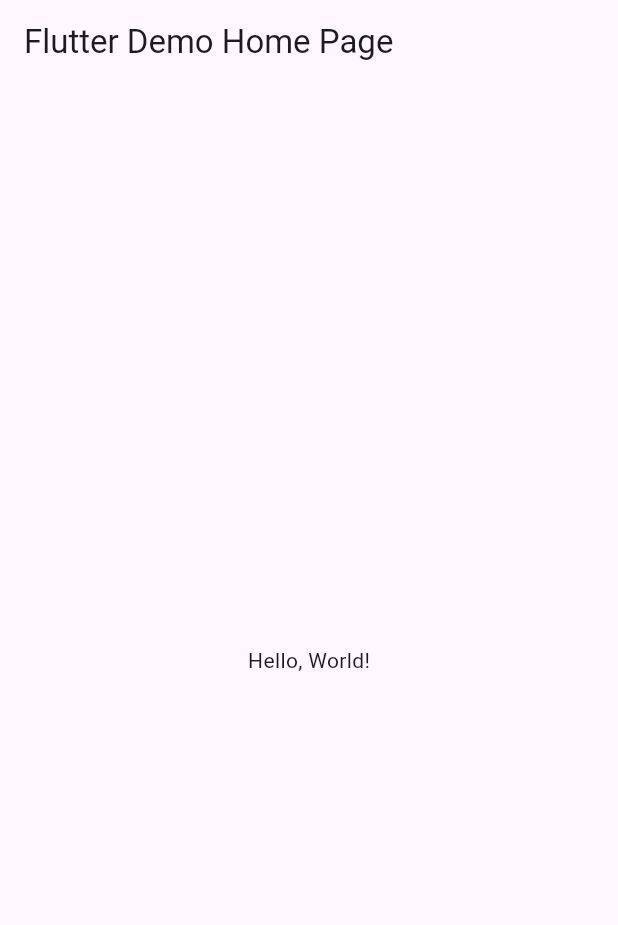
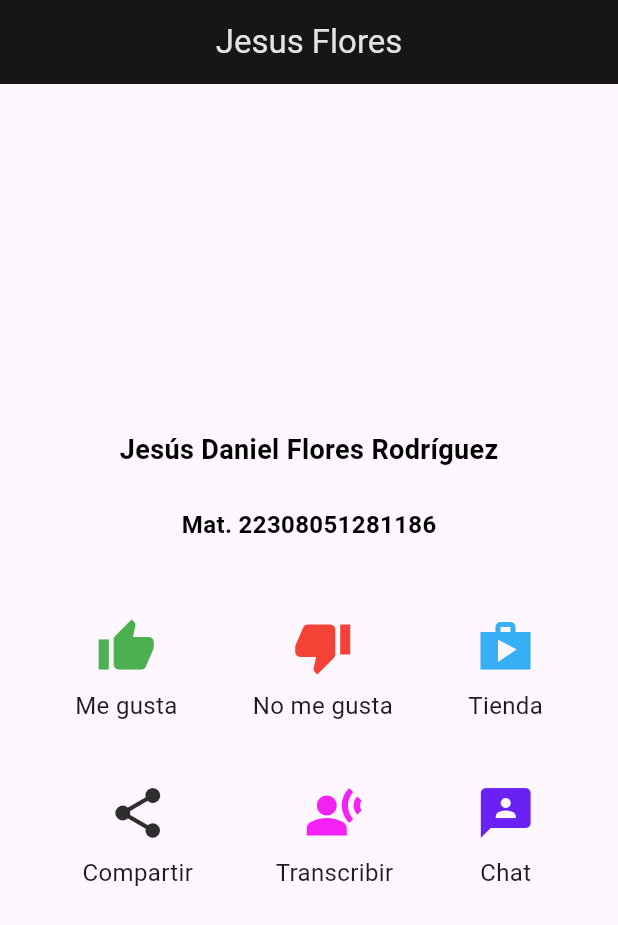
Before and after one commit to floresstd/p9_v2_Iconos, a Flutter app: the screen it shows after launch, on a phone screen of 412 x 824 dp. Shown: the top 925 px of the screen. Run offline on Flutter 3.47's test engine with Material 3 defaults, Android fonts, the phone set to English and light mode, and no system bars.

```diff
--- a/lib/main.dart
+++ b/lib/main.dart
@@ -1,43 +1,131 @@
 import 'package:flutter/material.dart';
 
-void main() => runApp(MyApp());
+void main() => runApp(MisIconosApp());
 
-class MyApp extends StatelessWidget {
-  const MyApp({super.key});
-  // This widget is the root of your application.
+class MisIconosApp extends StatelessWidget {
+  const MisIconosApp({Key? key}) : super(key: key);
+
   @override
   Widget build(BuildContext context) {
     return MaterialApp(
-      // Application name
-      title: 'Flutter Hello World',
-      // Application theme data, you can set the colors for the application as
-      // you want
-      theme: ThemeData(
-        // useMaterial3: false,
-        primarySwatch: Colors.blue,
-      ),
-      // A widget which will be started on application startup
-      home: MyHomePage(title: 'Flutter Demo Home Page'),
-    );
-  }
-}
-
-class MyHomePage extends StatelessWidget {
-  final String title;
-  const MyHomePage({super.key, required this.title});
-
-  @override
-  Widget build(BuildContext context) {
-    return Scaffold(
-      appBar: AppBar(
-        // The title text which will be shown on the action bar
-        title: Text(title),
-      ),
-      body: Center(
-        child: Text(
-          'Hello, World!',
+      debugShowCheckedModeBanner: false,
+      home: Scaffold(
+        appBar: AppBar(
+          title: const Text("Jesus Flores"),
+          titleTextStyle:
+              const TextStyle(color: Color(0xffe3e3e3), fontSize: 22),
+          centerTitle: true,
+          backgroundColor: const Color(0xff161616),
+        ),
+        body: Center(
+          child: Column(
+            mainAxisAlignment: MainAxisAlignment.center,
+            children: <Widget>[
+              Text(
+                "Jesús Daniel Flores Rodríguez",
+                style: TextStyle(
+                  fontSize: 18, // Tamaño de la fuente
+                  fontWeight: FontWeight.bold, // Negrita
+                  color: Colors.black, // Color del texto
+                  fontStyle:
+                      FontStyle.normal, // Estilo de fuente (normal, cursiva)
+                ),
+              ),
+              SizedBox(
+                height: 25,
+              ),
+              Text(
+                "Mat. 22308051281186",
+                style: TextStyle(
+                  fontSize: 16, // Tamaño de la fuente
+                  fontWeight: FontWeight.bold, // Negrita
+                  color: Colors.black, // Color del texto
+                  fontStyle:
+                      FontStyle.normal, // Estilo de fuente (normal, cursiva)
+                ),
+              ),
+              SizedBox(
+                height: 50,
+              ),
+              Row(
+                mainAxisAlignment: MainAxisAlignment.spaceEvenly,
+                children: <Widget>[
+                  IconWithSubtitle(
+                    icon: Icons.thumb_up,
+                    color: Colors.green,
+                    subtitle: "Me gusta",
+                  ),
+                  IconWithSubtitle(
+                    icon: Icons.thumb_down,
+                    color: Colors.red,
+                    subtitle: "No me gusta",
+                  ),
+                  IconWithSubtitle(
+                    icon: Icons.shop_sharp,
+                    color: Color(0xff36aff4),
+                    subtitle: "Tienda",
+                  ),
+                ],
+              ),
+              const SizedBox(height: 40), // Espacio entre filas
+              // Segunda fila de iconos
+              Row(
+                mainAxisAlignment: MainAxisAlignment.spaceEvenly,
+                children: <Widget>[
+                  IconWithSubtitle(
+                    icon: Icons.share,
+                    color: Color(0xff2e2e2e),
+                    subtitle: "Compartir",
+                  ),
+                  IconWithSubtitle(
+                    icon: Icons.transcribe,
+                    color: Color(0xfff321f3),
+                    subtitle: "Transcribir",
+                  ),
+                  IconWithSubtitle(
+                    icon: Icons.three_p,
+                    color: Color(0xff6a21f3),
+                    subtitle: "Chat",
+                  ),
+                ],
+              ),
+            ],
+          ),
         ),
       ),
     );
   }
 }
+
+// Widget personalizado para un ícono con subtítulo
+class IconWithSubtitle extends StatelessWidget {
+  final IconData icon;
+  final Color color;
+  final String subtitle;
+
+  const IconWithSubtitle({
+    required this.icon,
+    required this.color,
+    required this.subtitle,
+    Key? key,
+  }) : super(key: key);
+
+  @override
+  Widget build(BuildContext context) {
+    return Column(
+      mainAxisAlignment: MainAxisAlignment.center,
+      children: <Widget>[
+        Icon(
+          icon,
+          color: color,
+          size: 40.0,
+        ),
+        const SizedBox(height: 8), // Espacio entre el ícono y el subtítulo
+        Text(
+          subtitle,
+          style: const TextStyle(fontSize: 16),
+        ),
+      ],
+    );
+  }
+}
```
Also changed, not shown: Captura de pantalla 2025-02-26 133355.png (added).
